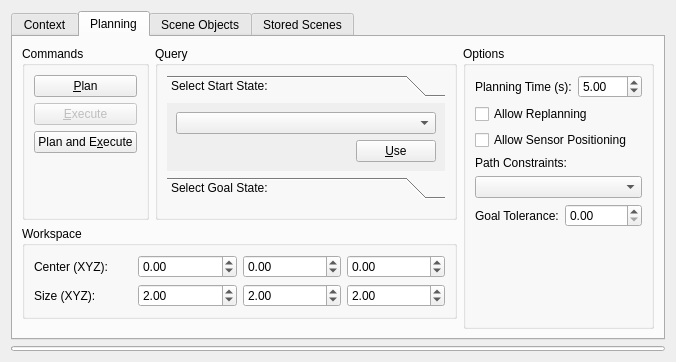
This is visualization/motion_planning_rviz_plugin/src/ui/motion_planning_rviz_plugin_frame.ui in moveit/moveit as Qt 5 draws it before an edit. The edited form follows.
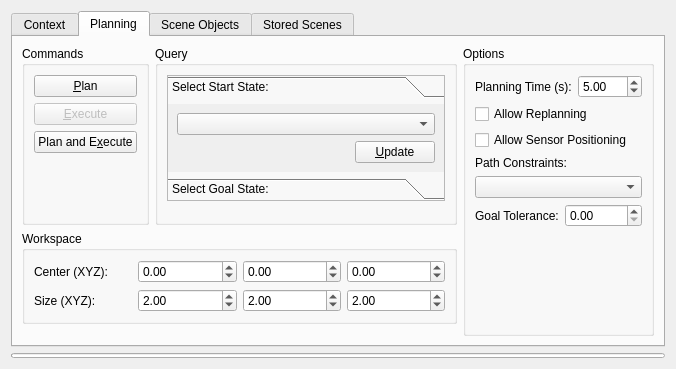
This is the edited form.

Patch:
```diff
--- a/visualization/motion_planning_rviz_plugin/src/ui/motion_planning_rviz_plugin_frame.ui
+++ b/visualization/motion_planning_rviz_plugin/src/ui/motion_planning_rviz_plugin_frame.ui
@@ -7,7 +7,7 @@
     <x>0</x>
     <y>0</y>
     <width>676</width>
-    <height>362</height>
+    <height>369</height>
    </rect>
   </property>
   <property name="windowTitle">
@@ -274,12 +274,20 @@
                  </sizepolicy>
                 </property>
                 <property name="frameShape">
-                 <enum>QFrame::NoFrame</enum>
+                 <enum>QFrame::StyledPanel</enum>
                 </property>
                 <property name="frameShadow">
-                 <enum>QFrame::Plain</enum>
+                 <enum>QFrame::Raised</enum>
                 </property>
-                <widget class="QWidget" name="query_stackedwidgetPage2" native="true">
+                <widget class="QWidget" name="query_stackedwidgetPage2">
+                 <property name="geometry">
+                  <rect>
+                   <x>0</x>
+                   <y>0</y>
+                   <width>193</width>
+                   <height>80</height>
+                  </rect>
+                 </property>
                  <attribute name="label">
                   <string>Select Start State:</string>
                  </attribute>
@@ -296,7 +304,7 @@
                      </sizepolicy>
                     </property>
                     <property name="text">
-                     <string>&amp;Use</string>
+                     <string>&amp;Update</string>
                     </property>
                     <property name="autoDefault">
                      <bool>false</bool>
```
Left out of the diff: 12 changed lines with no effect on the pictures.
